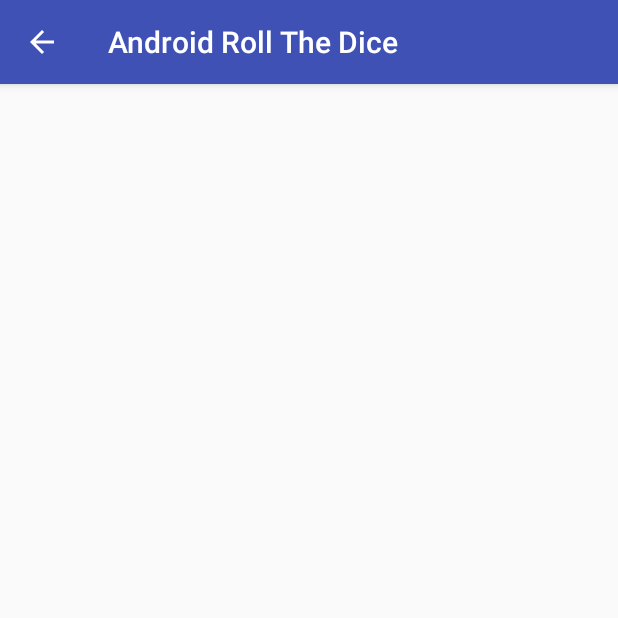
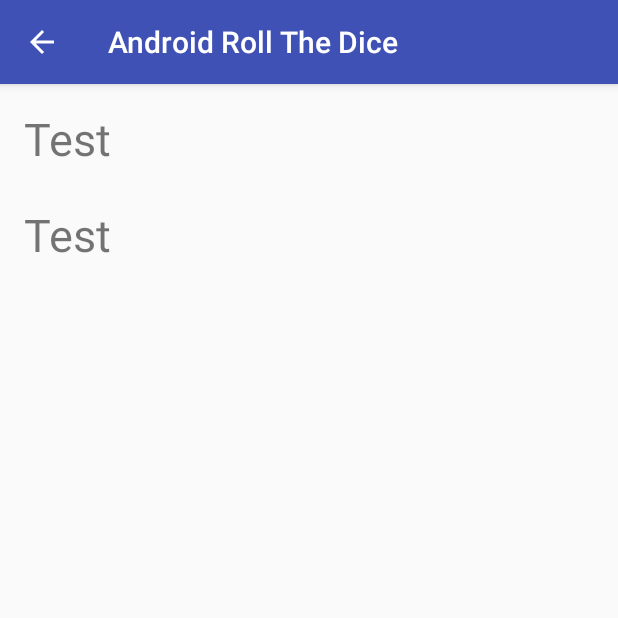
Before and after one commit to Sk0vgaard/AndroidRollTheDice, an Android app: the screen it shows after launch (HistoryActivity), after a tap on "HISTORY", on a phone screen of 412 x 824 dp, the top half of it. Run offline under Robolectric (Android 15) with nearby library versions, the phone set to English and light mode, and no system bars; 1 other tap on this screen came first.

Commit message:
Implemented recycler functionality

```diff
--- a/app/src/main/java/com/example/skovgaard/androidrollthedice/HistoryActivity.java
+++ b/app/src/main/java/com/example/skovgaard/androidrollthedice/HistoryActivity.java
@@ -5,6 +5,8 @@ import android.content.Intent;
 import android.os.Bundle;
 import android.support.annotation.Nullable;
 import android.support.v7.app.AppCompatActivity;
+import android.support.v7.widget.LinearLayoutManager;
+import android.support.v7.widget.RecyclerView;
 
 /**
  * Created by Adamino.
@@ -16,6 +18,12 @@ public class HistoryActivity extends AppCompatActivity {
     protected void onCreate(@Nullable Bundle savedInstanceState) {
         super.onCreate(savedInstanceState);
         setContentView(R.layout.activity_history);
+
+        RecyclerView recyclerView = findViewById(R.id.history_recycler);
+        recyclerView.setLayoutManager(new LinearLayoutManager(this));
+
+        RecyclerHistoryAdapter adapter = new RecyclerHistoryAdapter();
+        recyclerView.setAdapter(adapter);
     }
 
     public static Intent newIntent(Context packageContext){
--- a/app/src/main/java/com/example/skovgaard/androidrollthedice/Model/DiceModel.java
+++ b/app/src/main/java/com/example/skovgaard/androidrollthedice/Model/RollModel.java
@@ -9,16 +9,16 @@ import java.util.List;
  * Created by Adamino.
  */
 
-public class DiceModel {
-    private static DiceModel instance = null;
+public class RollModel {
+    private static RollModel instance = null;
 
 
 
     private List<Roll> mDiceList;
 
-    public static DiceModel getInstance() {
+    public static RollModel getInstance() {
         if (instance == null) {
-            instance = new DiceModel();
+            instance = new RollModel();
         }
         return instance;
     }
@@ -27,7 +27,7 @@ public class DiceModel {
         return new ArrayList<>(mDiceList);
     }
 
-    private DiceModel() {
+    private RollModel() {
         this.mDiceList = new ArrayList<>();
     }
 
--- a/app/src/main/java/com/example/skovgaard/androidrollthedice/RecyclerHistoryAdapter.java
+++ b/app/src/main/java/com/example/skovgaard/androidrollthedice/RecyclerHistoryAdapter.java
@@ -3,16 +3,17 @@ package com.example.skovgaard.androidrollthedice;
 import android.support.v7.widget.RecyclerView;
 import android.view.LayoutInflater;
 import android.view.ViewGroup;
+import android.widget.TextView;
 
 import com.example.skovgaard.androidrollthedice.BE.Roll;
-import com.example.skovgaard.androidrollthedice.Model.DiceModel;
+import com.example.skovgaard.androidrollthedice.Model.RollModel;
 
 /**
  * Created by Adamino.
  */
 
 public class RecyclerHistoryAdapter extends RecyclerView.Adapter<RecyclerHistoryAdapter.HistoryHolder> {
-    private DiceModel mDiceModel = DiceModel.getInstance();
+    private RollModel mRollModel = RollModel.getInstance();
 
     @Override
     public HistoryHolder onCreateViewHolder(ViewGroup parent, int viewType) {
@@ -22,23 +23,26 @@ public class RecyclerHistoryAdapter extends RecyclerView.Adapter<RecyclerHistory
 
     @Override
     public void onBindViewHolder(HistoryHolder holder, int position) {
-        Roll roll = mDiceModel.getRoll(position);
+        Roll roll = mRollModel.getRoll(position);
         holder.bind(roll);
     }
 
     @Override
     public int getItemCount() {
-        return mDiceModel.getDiceList().size();
+        return mRollModel.getDiceList().size();
     }
 
     public class HistoryHolder extends RecyclerView.ViewHolder {
+        TextView mRollInfo;
 
         public HistoryHolder(LayoutInflater inflater, ViewGroup parent) {
-            super(inflater.inflate(null, parent, false));
+            super(inflater.inflate(R.layout.history_row_item, parent, false));
+
+            mRollInfo = itemView.findViewById(R.id.txtRollInfo);
         }
 
         public void bind(Roll roll) {
-            // TODO: Implement
+            mRollInfo.setText(roll.getTimeAsString());
         }
     }
 }
--- a/app/src/main/res/layout/activity_history.xml
+++ b/app/src/main/res/layout/activity_history.xml
@@ -1,7 +1,8 @@
 <?xml version="1.0" encoding="utf-8"?>
-<android.support.constraint.ConstraintLayout
+<android.support.v7.widget.RecyclerView
     xmlns:android="http://schemas.android.com/apk/res/android"
+    android:id="@+id/history_recycler"
     android:layout_width="match_parent"
     android:layout_height="match_parent">
 
-</android.support.constraint.ConstraintLayout>
+</android.support.v7.widget.RecyclerView>
--- /dev/null
+++ b/app/src/main/res/layout/history_row_item.xml
@@ -0,0 +1,29 @@
+<?xml version="1.0" encoding="utf-8"?>
+<android.support.constraint.ConstraintLayout
+    xmlns:android="http://schemas.android.com/apk/res/android"
+    xmlns:app="http://schemas.android.com/apk/res-auto"
+    xmlns:tools="http://schemas.android.com/tools"
+    android:layout_width="match_parent"
+    android:layout_height="wrap_content">
+
+    <TextView
+        android:id="@+id/txtRollInfo"
+        android:layout_width="0dp"
+        android:layout_height="wrap_content"
+        android:layout_marginStart="16dp"
+        android:layout_marginTop="16dp"
+        android:text="INFO"
+        android:textSize="30sp"
+        app:layout_constraintStart_toStartOf="parent"
+        app:layout_constraintTop_toTopOf="parent"/>
+
+    <ListView
+        android:id="@+id/lvDice"
+        android:layout_width="312dp"
+        android:layout_height="56dp"
+        android:layout_marginStart="8dp"
+        android:layout_marginTop="8dp"
+        android:orientation="horizontal"
+        app:layout_constraintStart_toEndOf="@+id/txtRollInfo"
+        app:layout_constraintTop_toTopOf="parent"/>
+</android.support.constraint.ConstraintLayout>
```
Also changed, not shown: app/src/main/java/com/example/skovgaard/androidrollthedice/BE/Roll.java (+10 -5 lines), app/src/main/java/com/example/skovgaard/androidrollthedice/MainActivity.java (+11 -20 lines).
